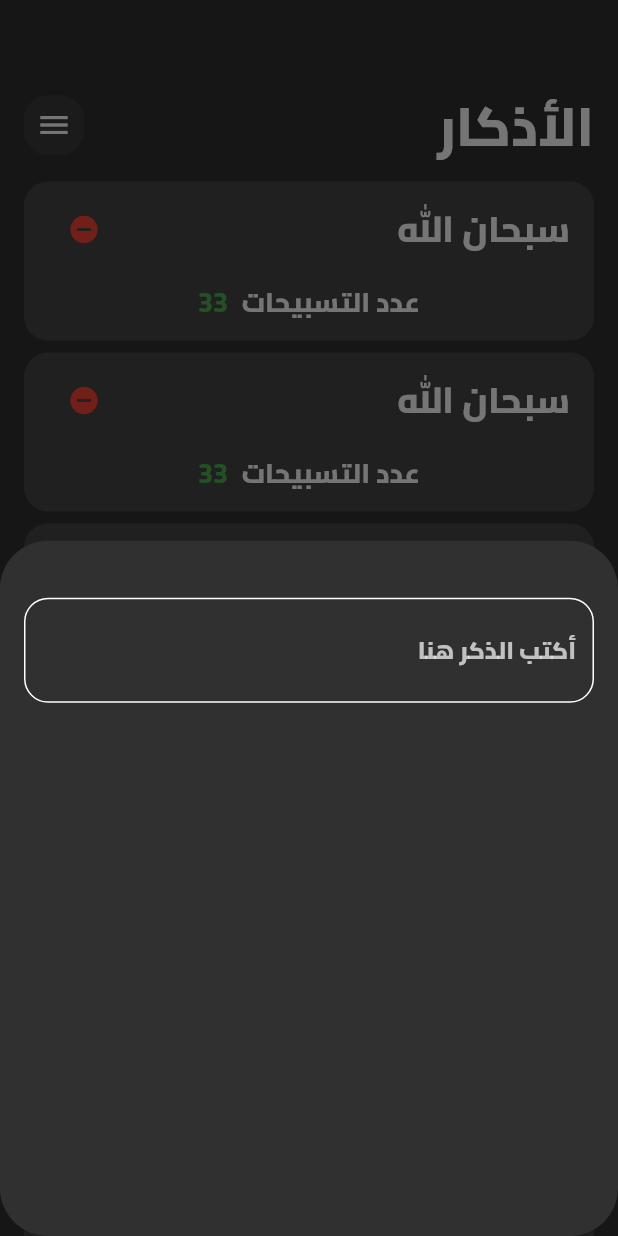
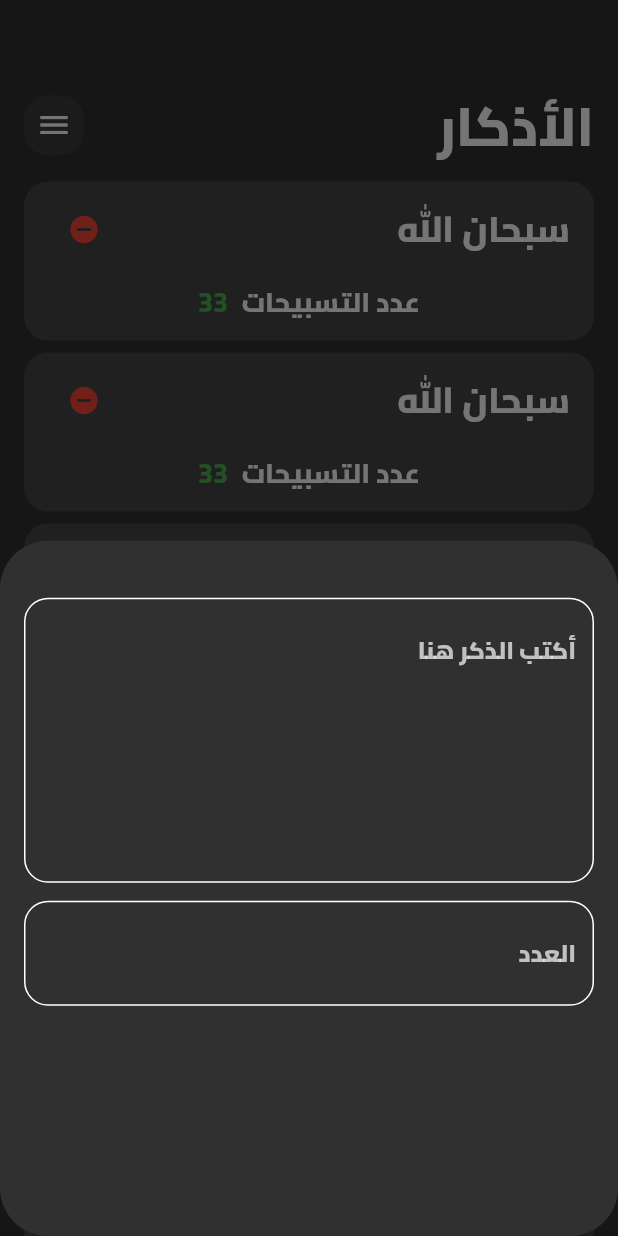
Before and after one commit to ismail-ghanem/azkar_app, a Flutter app: the screen it shows after launch, after a tap on the "add" icon, on a phone screen of 412 x 824 dp. Run offline on Flutter 3.47's test engine with Material 2 defaults, Android fonts, the phone set to English and light mode, and no system bars.

Commit message:
add fields to bottom sheet

```diff
--- a/lib/widgets/add_button_action.dart
+++ b/lib/widgets/add_button_action.dart
@@ -1,3 +1,4 @@
+import '../widgets/custom_text_field.dart';
 import 'package:flutter/material.dart';
 
 class AddButtonAction extends StatelessWidget {
@@ -12,35 +13,18 @@ class AddButtonAction extends StatelessWidget {
           SizedBox(
             height: 38,
           ),
-          CustomTextField(),
+          CustomTextField(
+            hint: 'أكتب الذكر هنا',
+            maxlines: 5,
+          ),
+          SizedBox(
+            height: 12,
+          ),
+          CustomTextField(
+            hint: 'العدد',
+          ),
         ],
       ),
     );
   }
 }
-
-class CustomTextField extends StatelessWidget {
-  const CustomTextField({super.key});
-
-  @override
-  Widget build(BuildContext context) {
-    return TextField(
-      textDirection: TextDirection.rtl,
-      cursorColor: Colors.green,
-      decoration: InputDecoration(
-        hintTextDirection: TextDirection.rtl,
-        hintText: 'أكتب الذكر هنا',
-        hintStyle: const TextStyle(color: Colors.white70, fontSize: 16),
-        border: buildBorder(),
-        enabledBorder: buildBorder(),
-        focusedBorder: buildBorder(Colors.green),
-      ),
-    );
-  }
-
-  OutlineInputBorder buildBorder([color]) {
-    return OutlineInputBorder(
-        borderRadius: BorderRadius.circular(16),
-        borderSide: BorderSide(color: color ?? Colors.white));
-  }
-}
--- /dev/null
+++ b/lib/widgets/custom_text_field.dart
@@ -0,0 +1,29 @@
+import 'package:flutter/material.dart';
+
+class CustomTextField extends StatelessWidget {
+  const CustomTextField({super.key, required this.hint, this.maxlines = 1});
+  final String hint;
+  final int maxlines;
+  @override
+  Widget build(BuildContext context) {
+    return TextField(
+      textDirection: TextDirection.rtl,
+      cursorColor: Colors.green,
+      maxLines: maxlines,
+      decoration: InputDecoration(
+        hintTextDirection: TextDirection.rtl,
+        hintText: hint,
+        hintStyle: const TextStyle(color: Colors.white70, fontSize: 16),
+        border: buildBorder(),
+        enabledBorder: buildBorder(),
+        focusedBorder: buildBorder(Colors.green),
+      ),
+    );
+  }
+
+  OutlineInputBorder buildBorder([color]) {
+    return OutlineInputBorder(
+        borderRadius: BorderRadius.circular(16),
+        borderSide: BorderSide(color: color ?? Colors.white));
+  }
+}
```
